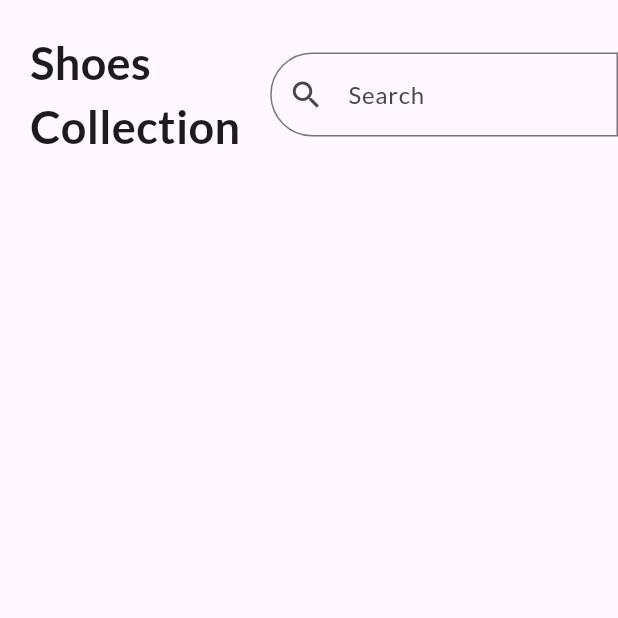
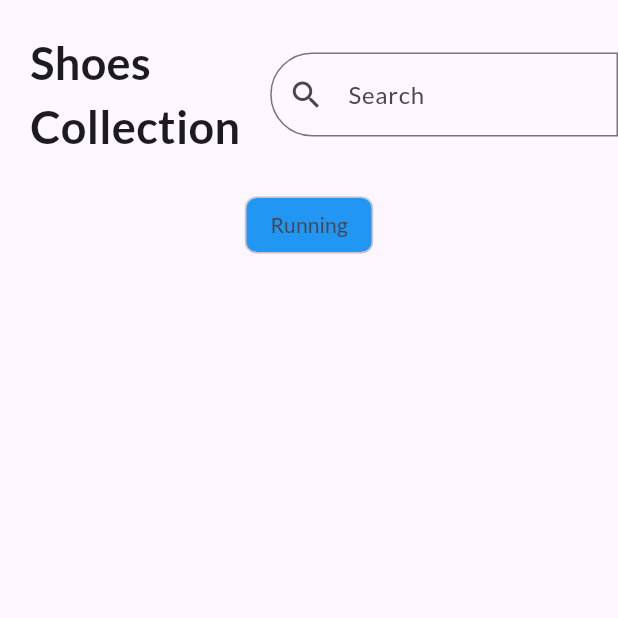
Before and after one commit to weird-akshat/shop_app, a Flutter app: the screen it shows after launch, on a phone screen of 412 x 824 dp, the top half of it. Run offline on Flutter 3.47's test engine with Material 3 defaults, Android fonts, the phone set to English and light mode, and no system bars; our stand-ins replace google_fonts.

Commit message:
idk some change

```diff
--- a/lib/home_page.dart
+++ b/lib/home_page.dart
@@ -33,7 +33,11 @@ class HomePage extends StatelessWidget {
                   ),
                 ))
               ],
-            )
+            ),
+            Chip(
+              label: Text('Running'),
+              backgroundColor: Colors.blue,
+            ),
           ],
         ),
       ),
```
